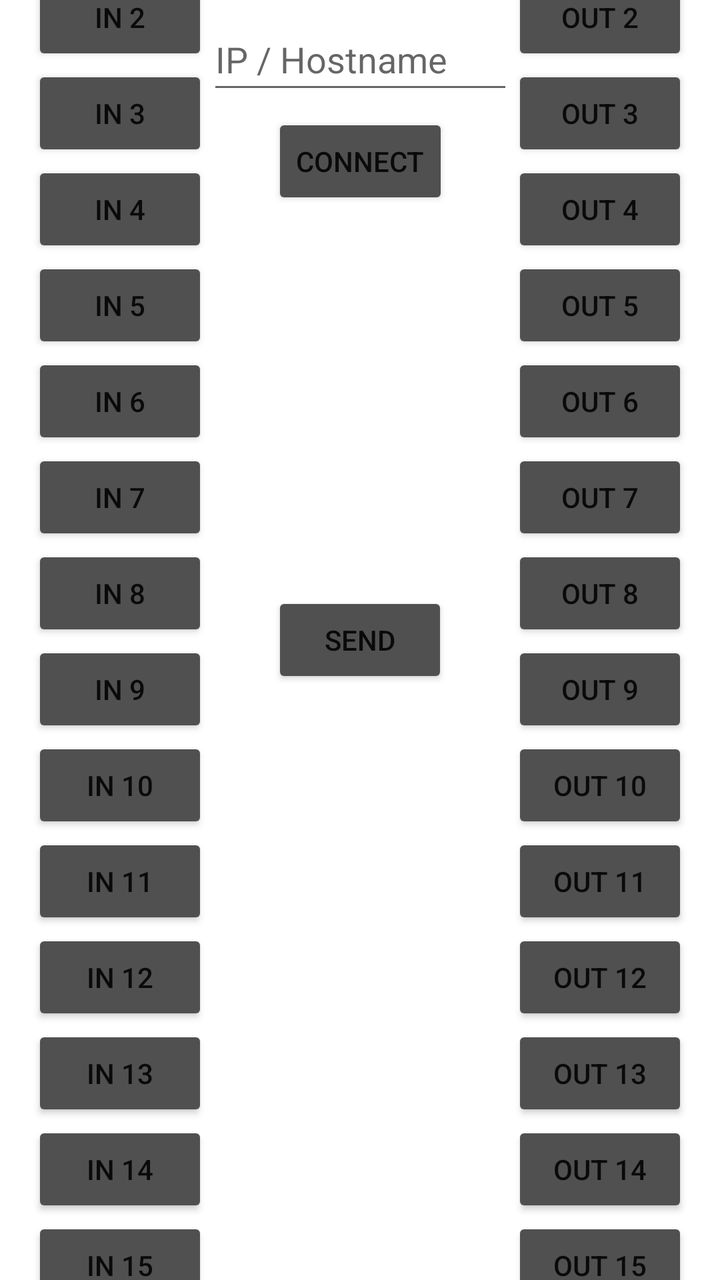
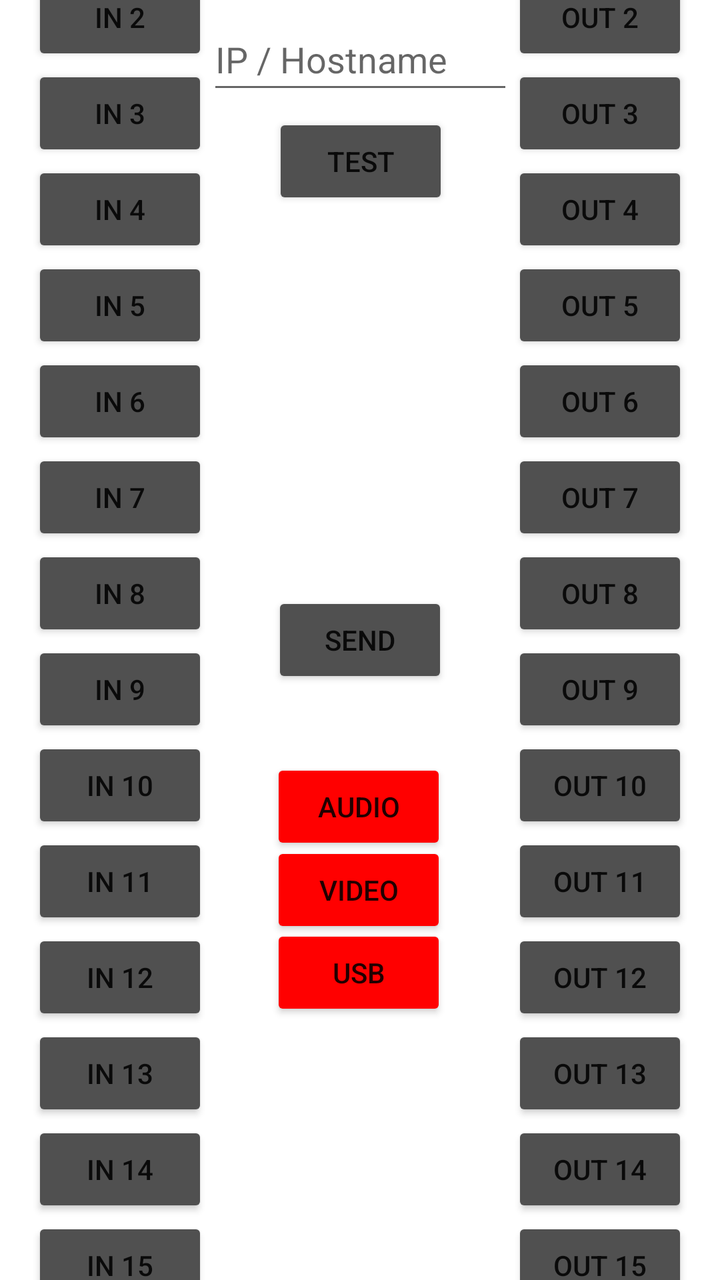

Before-and-after screenshots of an Android layout around one commit, followed by the original layout XML and the change that was made.
<!-- AndroidManifest.xml: application theme Theme.CrestronControl -->
<!-- res/layout/fragment_first.xml -->
<?xml version="1.0" encoding="utf-8"?>
<androidx.constraintlayout.widget.ConstraintLayout xmlns:android="http://schemas.android.com/apk/res/android"
    xmlns:app="http://schemas.android.com/apk/res-auto"
    xmlns:tools="http://schemas.android.com/tools"
    android:layout_width="match_parent"
    android:layout_height="match_parent"
    android:backgroundTint="#505050"
    android:backgroundTintMode="add"
    tools:context=".FirstFragment">

    <Button
        android:id="@+id/output_button1"
        android:layout_width="wrap_content"
        android:layout_height="wrap_content"
        android:layout_marginEnd="16dp"
        android:backgroundTint="#505050"
        android:text="out 2"
        app:layout_constraintBottom_toTopOf="@+id/output_button2"
        app:layout_constraintEnd_toEndOf="parent"
        app:layout_constraintTop_toBottomOf="@+id/output_button0" />

    <Button
        android:id="@+id/input_button14"
        android:layout_width="wrap_content"
        android:layout_height="wrap_content"
        android:layout_marginStart="16dp"
        android:backgroundTint="#505050"
        android:text="in 15"
        app:layout_constraintBottom_toTopOf="@+id/input_button15"
        app:layout_constraintStart_toStartOf="parent"
        app:layout_constraintTop_toBottomOf="@+id/input_button13" />

    <Button
        android:id="@+id/input_button15"
        android:layout_width="wrap_content"
        android:layout_height="wrap_content"
        android:layout_marginStart="16dp"
        android:backgroundTint="#505050"
        android:text="in 16"
        app:layout_constraintBottom_toBottomOf="parent"
        app:layout_constraintStart_toStartOf="parent"
        app:layout_constraintTop_toBottomOf="@+id/input_button14" />

    <Button
        android:id="@+id/input_button0"
        android:layout_width="wrap_content"
        android:layout_height="wrap_content"
        android:layout_marginStart="16dp"
        android:layout_marginTop="1dp"
        android:backgroundTint="#505050"
        android:text="in 1"
        app:layout_constraintBottom_toTopOf="@+id/input_button1"
        app:layout_constraintStart_toStartOf="parent"
        app:layout_constraintTop_toTopOf="parent" />

    <Button
        android:id="@+id/output_button0"
        android:layout_width="wrap_content"
        android:layout_height="wrap_content"
        android:layout_marginTop="1dp"
        android:layout_marginEnd="16dp"
        android:backgroundTint="#505050"
        android:text="out 1"
        app:layout_constraintBottom_toTopOf="@+id/output_button1"
        app:layout_constraintEnd_toEndOf="parent"
        app:layout_constraintTop_toTopOf="parent" />

    <Button
        android:id="@+id/output_button2"
        android:layout_width="wrap_content"
        android:layout_height="wrap_content"
        android:layout_marginEnd="16dp"
        android:backgroundTint="#505050"
        android:text="out 3"
        app:layout_constraintBottom_toTopOf="@+id/output_button3"
        app:layout_constraintEnd_toEndOf="parent"
        app:layout_constraintTop_toBottomOf="@+id/output_button1" />

    <Button
        android:id="@+id/output_button4"
        android:layout_width="wrap_content"
        android:layout_height="wrap_content"
        android:layout_marginEnd="16dp"
        android:backgroundTint="#505050"
        android:text="out 5"
        app:layout_constraintBottom_toTopOf="@+id/output_button5"
        app:layout_constraintEnd_toEndOf="parent"
        app:layout_constraintTop_toBottomOf="@+id/output_button3" />

    <Button
        android:id="@+id/output_button8"
        android:layout_width="wrap_content"
        android:layout_height="wrap_content"
        android:layout_marginEnd="16dp"
        android:backgroundTint="#505050"
        android:text="out 9"
        app:layout_constraintBottom_toTopOf="@+id/output_button9"
        app:layout_constraintEnd_toEndOf="parent"
        app:layout_constraintTop_toBottomOf="@+id/output_button7" />

    <Button
        android:id="@+id/output_button7"
        android:layout_width="wrap_content"
        android:layout_height="wrap_content"
        android:layout_marginEnd="16dp"
        android:backgroundTint="#505050"
        android:text="out 8"
        app:layout_constraintBottom_toTopOf="@+id/output_button8"
        app:layout_constraintEnd_toEndOf="parent"
        app:layout_constraintTop_toBottomOf="@+id/output_button6" />

    <Button
        android:id="@+id/output_button12"
        android:layout_width="wrap_content"
        android:layout_height="wrap_content"
        android:layout_marginEnd="16dp"
        android:backgroundTint="#505050"
        android:text="out 13"
        app:layout_constraintBottom_toTopOf="@+id/output_button13"
        app:layout_constraintEnd_toEndOf="parent"
        app:layout_constraintTop_toBottomOf="@+id/output_button11" />

    <Button
        android:id="@+id/output_button15"
        android:layout_width="wrap_content"
        android:layout_height="wrap_content"
        android:layout_marginEnd="16dp"
        android:backgroundTint="#505050"
        android:text="out 16"
        app:layout_constraintBottom_toBottomOf="parent"
        app:layout_constraintEnd_toEndOf="parent"
        app:layout_constraintTop_toBottomOf="@+id/output_button14" />

    <Button
        android:id="@+id/output_button11"
        android:layout_width="wrap_content"
        android:layout_height="wrap_content"
        android:layout_marginEnd="16dp"
        android:backgroundTint="#505050"
        android:text="out 12"
        app:layout_constraintBottom_toTopOf="@+id/output_button12"
        app:layout_constraintEnd_toEndOf="parent"
        app:layout_constraintTop_toBottomOf="@+id/output_button10" />

    <Button
        android:id="@+id/output_button9"
        android:layout_width="wrap_content"
        android:layout_height="wrap_content"
        android:layout_marginEnd="16dp"
        android:backgroundTint="#505050"
        android:text="out 10"
        app:layout_constraintBottom_toTopOf="@+id/output_button10"
        app:layout_constraintEnd_toEndOf="parent"
        app:layout_constraintTop_toBottomOf="@+id/output_button8" />

    <Button
        android:id="@+id/output_button10"
        android:layout_width="wrap_content"
        android:layout_height="wrap_content"
        android:layout_marginEnd="16dp"
        android:backgroundTint="#505050"
        android:text="out 11"
        app:layout_constraintBottom_toTopOf="@+id/output_button11"
        app:layout_constraintEnd_toEndOf="parent"
        app:layout_constraintTop_toBottomOf="@+id/output_button9" />

    <Button
        android:id="@+id/output_button5"
        android:layout_width="wrap_content"
        android:layout_height="wrap_content"
        android:layout_marginEnd="16dp"
        android:backgroundTint="#505050"
        android:text="out 6"
        app:layout_constraintBottom_toTopOf="@+id/output_button6"
        app:layout_constraintEnd_toEndOf="parent"
        app:layout_constraintTop_toBottomOf="@+id/output_button4" />

    <Button
        android:id="@+id/output_button14"
        android:layout_width="wrap_content"
        android:layout_height="wrap_content"
        android:layout_marginEnd="16dp"
        android:backgroundTint="#505050"
        android:text="out 15"
        app:layout_constraintBottom_toTopOf="@+id/output_button15"
        app:layout_constraintEnd_toEndOf="parent"
        app:layout_constraintTop_toBottomOf="@+id/output_button13" />

    <Button
        android:id="@+id/output_button13"
        android:layout_width="wrap_content"
        android:layout_height="wrap_content"
        android:layout_marginEnd="16dp"
        android:backgroundTint="#505050"
        android:text="out 14"
        app:layout_constraintBottom_toTopOf="@+id/output_button14"
        app:layout_constraintEnd_toEndOf="parent"
        app:layout_constraintTop_toBottomOf="@+id/output_button12" />

    <Button
        android:id="@+id/output_button6"
        android:layout_width="wrap_content"
        android:layout_height="wrap_content"
        android:layout_marginEnd="16dp"
        android:backgroundTint="#505050"
        android:text="out 7"
        app:layout_constraintBottom_toTopOf="@+id/output_button7"
        app:layout_constraintEnd_toEndOf="parent"
        app:layout_constraintTop_toBottomOf="@+id/output_button5" />

    <Button
        android:id="@+id/output_button3"
        android:layout_width="wrap_content"
        android:layout_height="wrap_content"
        android:layout_marginEnd="16dp"
        android:backgroundTint="#505050"
        android:text="out 4"
        app:layout_constraintBottom_toTopOf="@+id/output_button4"
        app:layout_constraintEnd_toEndOf="parent"
        app:layout_constraintTop_toBottomOf="@+id/output_button2" />

    <Button
        android:id="@+id/input_button3"
        android:layout_width="wrap_content"
        android:layout_height="wrap_content"
        android:layout_marginStart="16dp"
        android:backgroundTint="#505050"
        android:text="in 4"
        app:layout_constraintBottom_toTopOf="@+id/input_button4"
        app:layout_constraintStart_toStartOf="parent"
        app:layout_constraintTop_toBottomOf="@+id/input_button2" />

    <Button
        android:id="@+id/input_button4"
        android:layout_width="wrap_content"
        android:layout_height="wrap_content"
        android:layout_marginStart="16dp"
        android:backgroundTint="#505050"
        android:text="in 5"
        app:layout_constraintBottom_toTopOf="@+id/input_button5"
        app:layout_constraintStart_toStartOf="parent"
        app:layout_constraintTop_toBottomOf="@+id/input_button3" />

    <Button
        android:id="@+id/input_button10"
        android:layout_width="wrap_content"
        android:layout_height="wrap_content"
        android:layout_marginStart="16dp"
        android:backgroundTint="#505050"
        android:text="in 11"
        app:layout_constraintBottom_toTopOf="@+id/input_button11"
        app:layout_constraintStart_toStartOf="parent"
        app:layout_constraintTop_toBottomOf="@+id/input_button9" />

    <Button
        android:id="@+id/input_button2"
        android:layout_width="wrap_content"
        android:layout_height="wrap_content"
        android:layout_marginStart="16dp"
        android:backgroundTint="#505050"
        android:text="in 3"
        app:layout_constraintBottom_toTopOf="@+id/input_button3"
        app:layout_constraintStart_toStartOf="parent"
        app:layout_constraintTop_toBottomOf="@+id/input_button1" />

    <Button
        android:id="@+id/input_button6"
        android:layout_width="wrap_content"
        android:layout_height="wrap_content"
        android:layout_marginStart="16dp"
        android:backgroundTint="#505050"
        android:text="in 7"
        app:layout_constraintBottom_toTopOf="@+id/input_button7"
        app:layout_constraintStart_toStartOf="parent"
        app:layout_constraintTop_toBottomOf="@+id/input_button5" />

    <Button
        android:id="@+id/input_button1"
        android:layout_width="wrap_content"
        android:layout_height="wrap_content"
        android:layout_marginStart="16dp"
        android:backgroundTint="#505050"
        android:text="in 2"
        app:layout_constraintBottom_toTopOf="@+id/input_button2"
        app:layout_constraintStart_toStartOf="parent"
        app:layout_constraintTop_toBottomOf="@+id/input_button0" />

    <Button
        android:id="@+id/input_button5"
        android:layout_width="wrap_content"
        android:layout_height="wrap_content"
        android:layout_marginStart="16dp"
        android:backgroundTint="#505050"
        android:text="in 6"
        app:layout_constraintBottom_toTopOf="@+id/input_button6"
        app:layout_constraintStart_toStartOf="parent"
        app:layout_constraintTop_toBottomOf="@+id/input_button4" />

    <Button
        android:id="@+id/input_button9"
        android:layout_width="wrap_content"
        android:layout_height="wrap_content"
        android:layout_marginStart="16dp"
        android:backgroundTint="#505050"
        android:text="in 10"
        app:layout_constraintBottom_toTopOf="@+id/input_button10"
        app:layout_constraintStart_toStartOf="parent"
        app:layout_constraintTop_toBottomOf="@+id/input_button8" />

    <Button
        android:id="@+id/input_button8"
        android:layout_width="wrap_content"
        android:layout_height="wrap_content"
        android:layout_marginStart="16dp"
        android:backgroundTint="#505050"
        android:text="in 9"
        app:layout_constraintBottom_toTopOf="@+id/input_button9"
        app:layout_constraintStart_toStartOf="parent"
        app:layout_constraintTop_toBottomOf="@+id/input_button7" />

    <Button
        android:id="@+id/input_button13"
        android:layout_width="wrap_content"
        android:layout_height="wrap_content"
        android:layout_marginStart="16dp"
        android:backgroundTint="#505050"
        android:text="in 14"
        app:layout_constraintBottom_toTopOf="@+id/input_button14"
        app:layout_constraintStart_toStartOf="parent"
        app:layout_constraintTop_toBottomOf="@+id/input_button12" />

    <Button
        android:id="@+id/input_button12"
        android:layout_width="wrap_content"
        android:layout_height="wrap_content"
        android:layout_marginStart="16dp"
        android:backgroundTint="#505050"
        android:text="in 13"
        app:layout_constraintBottom_toTopOf="@+id/input_button13"
        app:layout_constraintStart_toStartOf="parent"
        app:layout_constraintTop_toBottomOf="@+id/input_button11" />

    <Button
        android:id="@+id/input_button11"
        android:layout_width="wrap_content"
        android:layout_height="wrap_content"
        android:layout_marginStart="16dp"
        android:backgroundTint="#505050"
        android:text="in 12"
        app:layout_constraintBottom_toTopOf="@+id/input_button12"
        app:layout_constraintStart_toStartOf="parent"
        app:layout_constraintTop_toBottomOf="@+id/input_button10" />

    <Button
        android:id="@+id/input_button7"
        android:layout_width="wrap_content"
        android:layout_height="wrap_content"
        android:layout_marginStart="16dp"
        android:backgroundTint="#505050"
        android:text="in 8"
        app:layout_constraintBottom_toTopOf="@+id/input_button8"
        app:layout_constraintStart_toStartOf="parent"
        app:layout_constraintTop_toBottomOf="@+id/input_button6" />

    <Button
        android:id="@+id/send_button"
        android:layout_width="wrap_content"
        android:layout_height="wrap_content"
        android:backgroundTint="#505050"
        android:text="send"
        app:layout_constraintBottom_toBottomOf="parent"
        app:layout_constraintEnd_toEndOf="parent"
        app:layout_constraintHorizontal_bias="0.5"
        app:layout_constraintStart_toStartOf="parent"
        app:layout_constraintTop_toTopOf="parent" />

    <Button
        android:id="@+id/connect_button"
        android:layout_width="wrap_content"
        android:layout_height="wrap_content"
        android:backgroundTint="#505050"
        android:text="connect"
        app:layout_constraintBottom_toBottomOf="parent"
        app:layout_constraintEnd_toEndOf="parent"
        app:layout_constraintHorizontal_bias="0.501"
        app:layout_constraintStart_toStartOf="parent"
        app:layout_constraintTop_toTopOf="parent"
        app:layout_constraintVertical_bias="0.096" />

    <EditText
        android:id="@+id/entered_address"
        android:layout_width="153dp"
        android:layout_height="48dp"
        android:layout_marginTop="4dp"
        android:ems="10"
        android:hint="IP / Hostname"
        android:inputType="text"
        android:textAlignment="center"
        app:layout_constraintEnd_toEndOf="parent"
        app:layout_constraintHorizontal_bias="0.5"
        app:layout_constraintStart_toStartOf="parent"
        app:layout_constraintTop_toTopOf="parent" />

</androidx.constraintlayout.widget.ConstraintLayout>
<!-- resources referenced by this layout -->
<resources>
  <style name="Theme.CrestronControl" parent="Theme.MaterialComponents.DayNight.DarkActionBar">
          
          <item name="colorPrimary">@color/purple_500</item>
          <item name="colorPrimaryVariant">@color/purple_700</item>
          <item name="colorOnPrimary">@color/white</item>
          
          <item name="colorSecondary">@color/teal_200</item>
          <item name="colorSecondaryVariant">@color/teal_700</item>
          <item name="colorOnSecondary">@color/black</item>
          
          <item name="android:statusBarColor" tools:targetApi="l">?attr/colorPrimaryVariant</item>
          
      </style>
  <color name="purple_500">#FF6200EE</color>
  <color name="purple_700">#FF3700B3</color>
  <color name="white">#FFFFFFFF</color>
  <color name="teal_200">#FF03DAC5</color>
  <color name="teal_700">#FF018786</color>
  <color name="black">#FF000000</color>
</resources>

<!-- the commit's change to res/layout/fragment_first.xml (unified diff, before → after) -->
@@ -9,6 +9,45 @@
     tools:context=".FirstFragment">
 
     <Button
+        android:id="@+id/audio_button"
+        android:layout_width="wrap_content"
+        android:layout_height="wrap_content"
+        android:backgroundTint="#FF0000"
+        android:text="Audio"
+        app:layout_constraintBottom_toBottomOf="parent"
+        app:layout_constraintEnd_toEndOf="parent"
+        app:layout_constraintHorizontal_bias="0.498"
+        app:layout_constraintStart_toStartOf="parent"
+        app:layout_constraintTop_toTopOf="parent"
+        app:layout_constraintVertical_bias="0.641" />
+
+    <Button
+        android:id="@+id/video_button"
+        android:layout_width="wrap_content"
+        android:layout_height="wrap_content"
+        android:backgroundTint="#FF0000"
+        android:text="Video"
+        app:layout_constraintBottom_toBottomOf="parent"
+        app:layout_constraintEnd_toEndOf="parent"
+        app:layout_constraintHorizontal_bias="0.498"
+        app:layout_constraintStart_toStartOf="parent"
+        app:layout_constraintTop_toTopOf="parent"
+        app:layout_constraintVertical_bias="0.711" />
+
+    <Button
+        android:id="@+id/usb_button"
+        android:layout_width="wrap_content"
+        android:layout_height="wrap_content"
+        android:backgroundTint="#FF0000"
+        android:text="USB"
+        app:layout_constraintBottom_toBottomOf="parent"
+        app:layout_constraintEnd_toEndOf="parent"
+        app:layout_constraintHorizontal_bias="0.498"
+        app:layout_constraintStart_toStartOf="parent"
+        app:layout_constraintTop_toTopOf="parent"
+        app:layout_constraintVertical_bias="0.781" />
+
+    <Button
         android:id="@+id/output_button1"
         android:layout_width="wrap_content"
         android:layout_height="wrap_content"
@@ -379,7 +418,7 @@
         android:layout_width="wrap_content"
         android:layout_height="wrap_content"
         android:backgroundTint="#505050"
-        android:text="connect"
+        android:text="Test"
         app:layout_constraintBottom_toBottomOf="parent"
         app:layout_constraintEnd_toEndOf="parent"
         app:layout_constraintHorizontal_bias="0.501"
